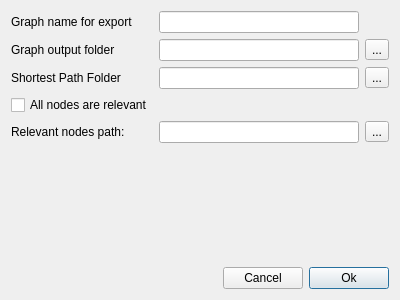
Old version of the form qtgui/createshortestpathdialog.ui in the repository frabas/DISPLACE_GUI.
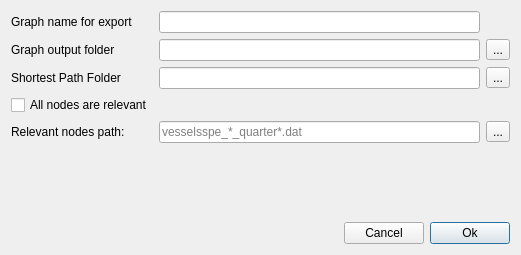
New version of the form.

Commit message: Additional checks added to CreateShortestPathDialog

Diff of the .ui file:
```diff
--- a/qtgui/createshortestpathdialog.ui
+++ b/qtgui/createshortestpathdialog.ui
@@ -6,8 +6,8 @@
    <rect>
     <x>0</x>
     <y>0</y>
-    <width>400</width>
-    <height>300</height>
+    <width>521</width>
+    <height>255</height>
    </rect>
   </property>
   <property name="windowTitle">
@@ -73,7 +73,11 @@
     <widget class="QLineEdit" name="shortestFolder"/>
    </item>
    <item row="4" column="1">
-    <widget class="QLineEdit" name="relevantFolder"/>
+    <widget class="QLineEdit" name="relevantFolder">
+     <property name="placeholderText">
+      <string>vesselsspe_*_quarter*.dat</string>
+     </property>
+    </widget>
    </item>
    <item row="4" column="0">
     <widget class="QLabel" name="label_2">
```
The commit also changes 2 other files.
